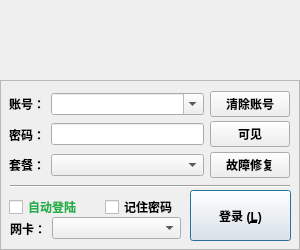
NSS-Studio/NDR_Client, file client/forms/logindialog.ui: the form before one commit.
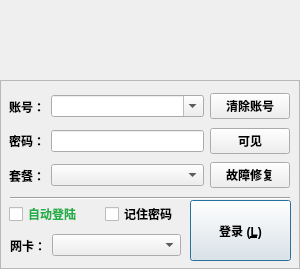
The form after the commit. Icons and pictures are not drawn.

What changed in the file:
```diff
--- a/client/forms/logindialog.ui
+++ b/client/forms/logindialog.ui
@@ -7,7 +7,7 @@
     <x>0</x>
     <y>0</y>
     <width>300</width>
-    <height>250</height>
+    <height>269</height>
    </rect>
   </property>
   <property name="sizePolicy">
@@ -22,12 +22,6 @@
     <height>250</height>
    </size>
   </property>
-  <property name="maximumSize">
-   <size>
-    <width>1800</width>
-    <height>1500</height>
-   </size>
-  </property>
   <property name="font">
    <font>
     <weight>75</weight>
@@ -76,9 +70,9 @@
       <property name="geometry">
        <rect>
         <x>10</x>
-        <y>132</y>
+        <y>150</y>
         <width>171</width>
-        <height>33</height>
+        <height>31</height>
        </rect>
       </property>
       <layout class="QHBoxLayout" name="horizontalLayout_2">
@@ -112,7 +106,7 @@
         <x>9</x>
         <y>9</y>
         <width>281</width>
-        <height>91</height>
+        <height>104</height>
        </rect>
       </property>
       <layout class="QGridLayout" name="gridLayout">
@@ -314,7 +308,7 @@
       <property name="geometry">
        <rect>
         <x>10</x>
-        <y>98</y>
+        <y>110</y>
         <width>280</width>
         <height>16</height>
        </rect>
@@ -327,7 +321,7 @@
       <property name="geometry">
        <rect>
         <x>9</x>
-        <y>113</y>
+        <y>120</y>
         <width>186</width>
         <height>28</height>
        </rect>
@@ -362,9 +356,9 @@
       <property name="geometry">
        <rect>
         <x>190</x>
-        <y>110</y>
+        <y>120</y>
         <width>101</width>
-        <height>51</height>
+        <height>61</height>
        </rect>
       </property>
       <property name="sizePolicy">
```
